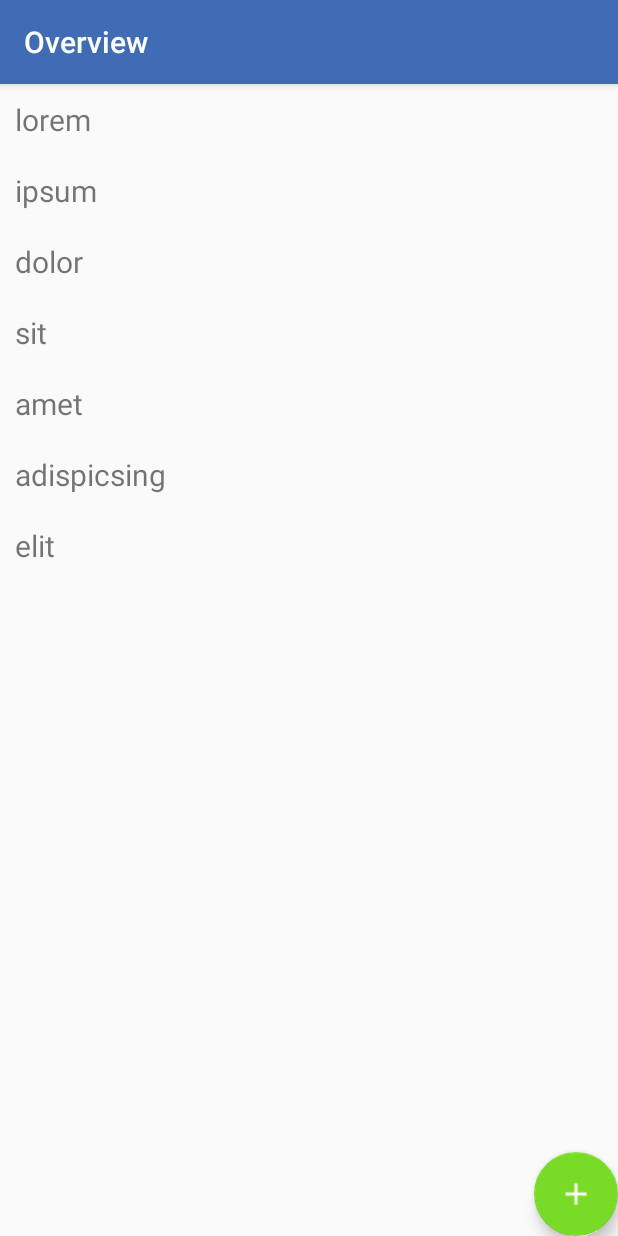
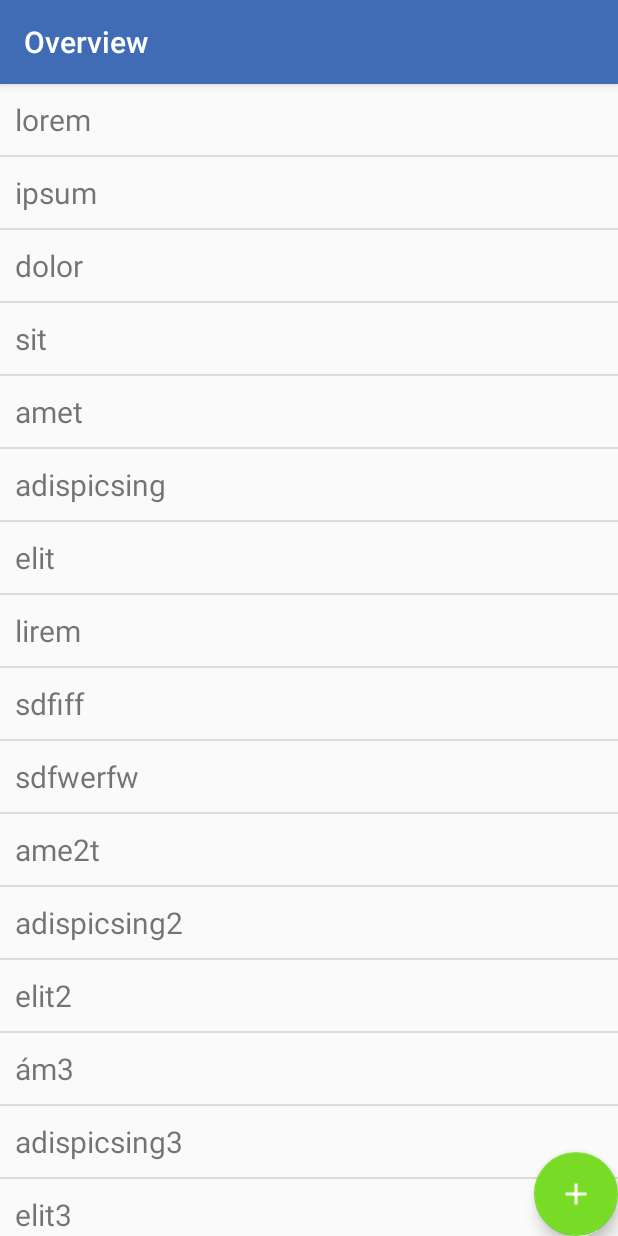
Before and after one commit to JensGe/MADDemo, an Android app: the screen it shows after launch (OverviewActivity), on a phone screen of 412 x 824 dp. Run offline under Robolectric (Android 15) with nearby library versions, the phone set to English and light mode, and no system bars.

Commit message:
Added listViewAdapter

```diff
--- a/app/src/main/java/de/honzont/jensge/maddemo/OverviewActivity.java
+++ b/app/src/main/java/de/honzont/jensge/maddemo/OverviewActivity.java
@@ -2,11 +2,14 @@ package de.honzont.jensge.maddemo;
 
 import android.app.Activity;
 import android.content.Intent;
+import android.support.annotation.NonNull;
 import android.support.v7.app.AppCompatActivity;
 import android.os.Bundle;
 import android.util.Log;
 import android.view.View;
 import android.view.ViewGroup;
+import android.widget.ArrayAdapter;
+import android.widget.ListView;
 import android.widget.TextView;
 import android.widget.Toast;
 
@@ -22,8 +25,13 @@ public class OverviewActivity extends AppCompatActivity implements View.OnClickL
     private TextView helloText;
     private ViewGroup listView;
     private View addItemAction;
+    private ArrayAdapter<ToDo> listViewAdapter;
 
-    private List<ToDo> items = Arrays.asList(new ToDo[]{new ToDo("lorem"), new ToDo("ipsum"), new ToDo("dolor"), new ToDo("sit"), new ToDo("amet"), new ToDo("adispicsing"), new ToDo("elit")});
+    private List<ToDo> items = Arrays.asList(new ToDo[]{new ToDo("lorem"), new ToDo("ipsum"), new ToDo("dolor"), new ToDo("sit"), new ToDo("amet"), new ToDo("adispicsing"), new ToDo("elit"), new ToDo("lirem"), new ToDo("sdfiff"), new ToDo("sdfwerfw"), new ToDo("ame2t"), new ToDo("adispicsing2"), new ToDo("elit2"), new ToDo("ám3"), new ToDo("adispicsing3"), new ToDo("elit3")});
+
+    private class ItemViewHolder {
+        public TextView itemNameView;
+    }
 
     @Override
     protected void onCreate(Bundle savedInstanceState) {
@@ -54,6 +62,44 @@ public class OverviewActivity extends AppCompatActivity implements View.OnClickL
             }
         });
 
+        // instantiate listview with adapter
+        listViewAdapter = new ArrayAdapter<ToDo>(this,R.layout.itemview_overview) {
+            @NonNull
+            @Override
+            public View getView(int position, View itemView, ViewGroup parent) {
+
+                if (itemView != null) {
+                    Log.i(logger, "reusing existing itemView for element at position: " + position);
+                }
+
+                else {
+                    Log.i(logger, "creating new itemView for element at position: " + position);
+                    // create a new instance of list item view
+                    itemView = getLayoutInflater().inflate(R.layout.itemview_overview,null);
+                    // read out the text view for the item name
+                    TextView itemNameView = (TextView)itemView.findViewById(R.id.itemName);
+                    // create a new instance of the view holder
+                    ItemViewHolder itemViewHolder = new ItemViewHolder();
+                    //set the itemNameView attribut on view holder to text view
+                    itemViewHolder.itemNameView = itemNameView;
+                    // set thte view holder on the list item view
+                    itemView.setTag(itemViewHolder);
+                }
+
+                ItemViewHolder viewHolder = (ItemViewHolder)itemView.getTag();
+                ToDo item = getItem(position);
+                //Log.i(logger,"creating view for position " + position + " and item " + item);
+
+                viewHolder.itemNameView.setText(item.getName());
+
+                return itemView;
+            }
+
+
+        };
+        ((ListView)listView).setAdapter(listViewAdapter);
+        listViewAdapter.setNotifyOnChange(true);
+
         readItemsAndFillListView();
     }
 
@@ -66,7 +112,8 @@ public class OverviewActivity extends AppCompatActivity implements View.OnClickL
 
     private void addItemToListView(ToDo item) {
 
-        View listItemView = getLayoutInflater().inflate(R.layout.itemview_overview, null);
+        listViewAdapter.add(item);
+/*        View listItemView = getLayoutInflater().inflate(R.layout.itemview_overview, null);
         TextView itemNameView = (TextView)listItemView.findViewById(R.id.itemName);
 
         listItemView.setTag(item);
@@ -81,7 +128,7 @@ public class OverviewActivity extends AppCompatActivity implements View.OnClickL
             }
         });
 
-        listView.addView(listItemView);
+        listView.addView(listItemView); */
     }
 
     private void showDetailviewForItemName(ToDo item) {
--- a/app/src/main/java/de/honzont/jensge/maddemo/ToDo.java
+++ b/app/src/main/java/de/honzont/jensge/maddemo/ToDo.java
@@ -33,4 +33,12 @@ public class ToDo implements Serializable{
     public void setDueDate(long dueDate) {
         this.dueDate = dueDate;
     }
+
+    @Override
+    public String toString() {
+        return "ToDo{" +
+                "name='" + name + '\'' +
+                ", dueDate=" + dueDate +
+                '}';
+    }
 }
--- a/app/src/main/res/layout/activity_overview.xml
+++ b/app/src/main/res/layout/activity_overview.xml
@@ -14,7 +14,7 @@
         android:layout_height="wrap_content"
         android:text="Hello World!"
         android:paddingBottom="12dp"/>
-
+<!--
     <ScrollView
         android:layout_below="@+id/helloText"
         android:layout_width="match_parent"
@@ -26,6 +26,14 @@
         android:layout_width="match_parent"
         android:layout_height="match_parent"/>
     </ScrollView>
+-->
+    <ListView
+        android:id="@+id/listView"
+        android:layout_below="@id/helloText"
+        android:layout_width="match_parent"
+        android:layout_height="match_parent">
+    </ListView>
+
     <android.support.design.widget.FloatingActionButton
         android:id="@+id/addItemAction"
         android:src="@drawable/white_plus_36"
```
Also changed, not shown: app/src/main/res/layout/itemview_overview.xml (line endings or trailing spaces).
